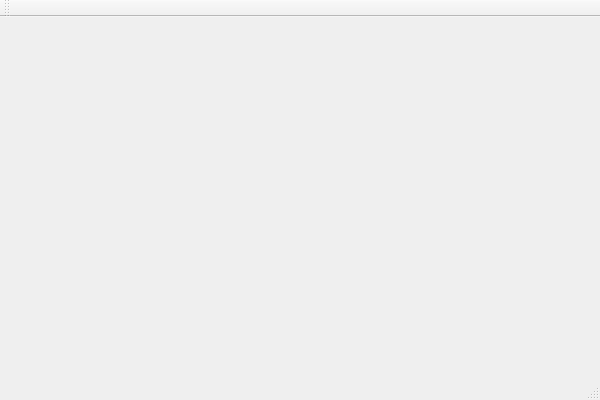
The window that eggsinstaller.ui (elcritch/eggsinstaller) describes before a commit, drawn with Qt 5.
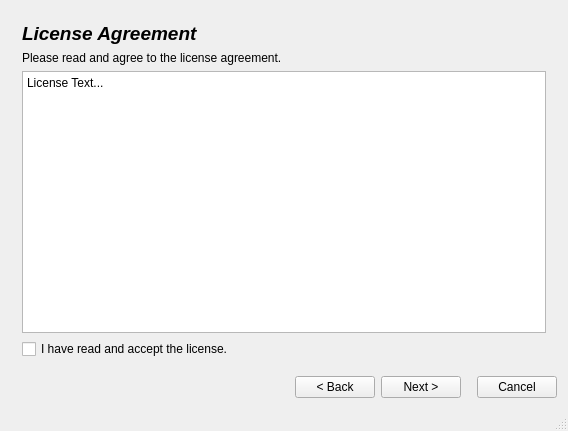
The same window after the commit.

```diff
--- a/eggsinstaller.ui
+++ b/eggsinstaller.ui
@@ -1,27 +1,146 @@
 <ui version="4.0" stdsetdef="1" >
  <class>EggsInstallerClass</class>
- <widget class="QMainWindow" name="EggsInstallerClass" >
-  <property name="objectName" >
-   <cstring>EggsInstallerClass</cstring>
-  </property>
-  <property name="geometry" >
+ <widget class="QMainWindow" name="EggsInstallerClass">
+  <property name="geometry">
    <rect>
     <x>0</x>
     <y>0</y>
-    <width>600</width>
-    <height>400</height>
+    <width>568</width>
+    <height>431</height>
    </rect>
   </property>
   <property name="windowTitle" >
    <string>EggsInstaller</string>
   </property>
-  <widget class="QMenuBar" name="menuBar" />
-  <widget class="QToolBar" name="mainToolBar" />
-  <widget class="QWidget" name="centralWidget" />
-  <widget class="QStatusBar" name="statusBar" />
+  <widget class="QWidget" name="centralWidget">
+   <layout class="QVBoxLayout" name="verticalLayout">
+    <item>
+     <widget class="QStackedWidget" name="stackedWidget">
+      <property name="currentIndex">
+       <number>1</number>
+      </property>
+      <widget class="QWidget" name="page">
+       <layout class="QGridLayout" name="gridLayout">
+        <item row="0" column="0">
+         <widget class="QTextBrowser" name="textBrowser">
+          <property name="html">
+           <string>&lt;!DOCTYPE HTML PUBLIC &quot;-//W3C//DTD HTML 4.0//EN&quot; &quot;http://www.w3.org/TR/REC-html40/strict.dtd&quot;&gt;
+&lt;html&gt;&lt;head&gt;&lt;meta name=&quot;qrichtext&quot; content=&quot;1&quot; /&gt;&lt;style type=&quot;text/css&quot;&gt;
+p, li { white-space: pre-wrap; }
+&lt;/style&gt;&lt;/head&gt;&lt;body style=&quot; font-family:'Sans Serif'; font-size:9pt; font-weight:400; font-style:normal;&quot;&gt;
+&lt;p align=&quot;center&quot; style=&quot;-qt-paragraph-type:empty; margin-top:0px; margin-bottom:0px; margin-left:0px; margin-right:0px; -qt-block-indent:0; text-indent:0px;&quot;&gt;&lt;/p&gt;
+&lt;p align=&quot;center&quot; style=&quot;-qt-paragraph-type:empty; margin-top:0px; margin-bottom:0px; margin-left:0px; margin-right:0px; -qt-block-indent:0; text-indent:0px; font-size:12pt; font-weight:600; font-style:italic;&quot;&gt;&lt;/p&gt;
+&lt;p align=&quot;center&quot; style=&quot; margin-top:0px; margin-bottom:0px; margin-left:0px; margin-right:0px; -qt-block-indent:0; text-indent:0px;&quot;&gt;&lt;span style=&quot; font-size:12pt; font-weight:600; font-style:italic;&quot;&gt;Welcome to the EggsInstaller! &lt;/span&gt;&lt;/p&gt;
+&lt;p align=&quot;center&quot; style=&quot; margin-top:0px; margin-bottom:0px; margin-left:0px; margin-right:0px; -qt-block-indent:0; text-indent:0px;&quot;&gt;&lt;span style=&quot; font-size:12pt;&quot;&gt;This installer will try to ensure that Python, Qt4 and all the programs are installed on your Ubuntu or Fedora system. The system's package manager is utilized to ensure proper system integration. &lt;/span&gt;&lt;/p&gt;&lt;/body&gt;&lt;/html&gt;</string>
+          </property>
+         </widget>
+        </item>
+       </layout>
+      </widget>
+      <widget class="QWidget" name="page_2">
+       <layout class="QGridLayout" name="gridLayout_2">
+        <item row="0" column="0">
+         <widget class="QLabel" name="label">
+          <property name="autoFillBackground">
+           <bool>true</bool>
+          </property>
+          <property name="text">
+           <string>&lt;!DOCTYPE HTML PUBLIC &quot;-//W3C//DTD HTML 4.0//EN&quot; &quot;http://www.w3.org/TR/REC-html40/strict.dtd&quot;&gt;
+&lt;html&gt;&lt;head&gt;&lt;meta name=&quot;qrichtext&quot; content=&quot;1&quot; /&gt;&lt;style type=&quot;text/css&quot;&gt;
+p, li { white-space: pre-wrap; }
+&lt;/style&gt;&lt;/head&gt;&lt;body style=&quot; font-family:'Sans Serif'; font-size:9pt; font-weight:400; font-style:normal;&quot;&gt;
+&lt;p style=&quot; margin-top:0px; margin-bottom:0px; margin-left:0px; margin-right:0px; -qt-block-indent:0; text-indent:0px;&quot;&gt;&lt;span style=&quot; font-size:14pt; font-weight:600; font-style:italic;&quot;&gt;License Agreement&lt;/span&gt;&lt;/p&gt;&lt;/body&gt;&lt;/html&gt;</string>
+          </property>
+         </widget>
+        </item>
+        <item row="1" column="0">
+         <widget class="QLabel" name="label_2">
+          <property name="text">
+           <string>Please read and agree to the license agreement. </string>
+          </property>
+         </widget>
+        </item>
+        <item row="2" column="0">
+         <widget class="QTextBrowser" name="textBrowser_2">
+          <property name="html">
+           <string>&lt;!DOCTYPE HTML PUBLIC &quot;-//W3C//DTD HTML 4.0//EN&quot; &quot;http://www.w3.org/TR/REC-html40/strict.dtd&quot;&gt;
+&lt;html&gt;&lt;head&gt;&lt;meta name=&quot;qrichtext&quot; content=&quot;1&quot; /&gt;&lt;style type=&quot;text/css&quot;&gt;
+p, li { white-space: pre-wrap; }
+&lt;/style&gt;&lt;/head&gt;&lt;body style=&quot; font-family:'Sans Serif'; font-size:9pt; font-weight:400; font-style:normal;&quot;&gt;
+&lt;p style=&quot; margin-top:0px; margin-bottom:0px; margin-left:0px; margin-right:0px; -qt-block-indent:0; text-indent:0px;&quot;&gt;License Text...&lt;/p&gt;&lt;/body&gt;&lt;/html&gt;</string>
+          </property>
+         </widget>
+        </item>
+        <item row="3" column="0">
+         <widget class="QCheckBox" name="checkBox">
+          <property name="text">
+           <string>I have read and accept the license.</string>
+          </property>
+         </widget>
+        </item>
+       </layout>
+      </widget>
+     </widget>
+    </item>
+    <item>
+     <layout class="QHBoxLayout" name="horizontalLayout_2">
+      <item>
+       <spacer name="horizontalSpacer">
+        <property name="orientation">
+         <enum>Qt::Horizontal</enum>
+        </property>
+        <property name="sizeHint" stdset="0">
+         <size>
+          <width>40</width>
+          <height>20</height>
+         </size>
+        </property>
+       </spacer>
+      </item>
+      <item>
+       <widget class="QPushButton" name="pushButton">
+        <property name="text">
+         <string>&lt; Back</string>
+        </property>
+       </widget>
+      </item>
+      <item>
+       <widget class="QPushButton" name="pushButton_2">
+        <property name="text">
+         <string>Next &gt;</string>
+        </property>
+       </widget>
+      </item>
+      <item>
+       <spacer name="horizontalSpacer_2">
+        <property name="orientation">
+         <enum>Qt::Horizontal</enum>
+        </property>
+        <property name="sizeType">
+         <enum>QSizePolicy::Preferred</enum>
+        </property>
+        <property name="sizeHint" stdset="0">
+         <size>
+          <width>10</width>
+          <height>0</height>
+         </size>
+        </property>
+       </spacer>
+      </item>
+      <item>
+       <widget class="QPushButton" name="pushButton_3">
+        <property name="text">
+         <string>Cancel</string>
+        </property>
+       </widget>
+      </item>
+     </layout>
+    </item>
+   </layout>
+  </widget>
+  <widget class="QStatusBar" name="statusBar"/>
  </widget>
- <layoutDefault spacing="6" margin="11" />
- <pixmapfunction></pixmapfunction>
+ <layoutdefault spacing="6" margin="11"/>
  <resources/>
  <connections/>
 </ui>
```
Left out of the diff: 5 changed lines with no effect on the pictures.
